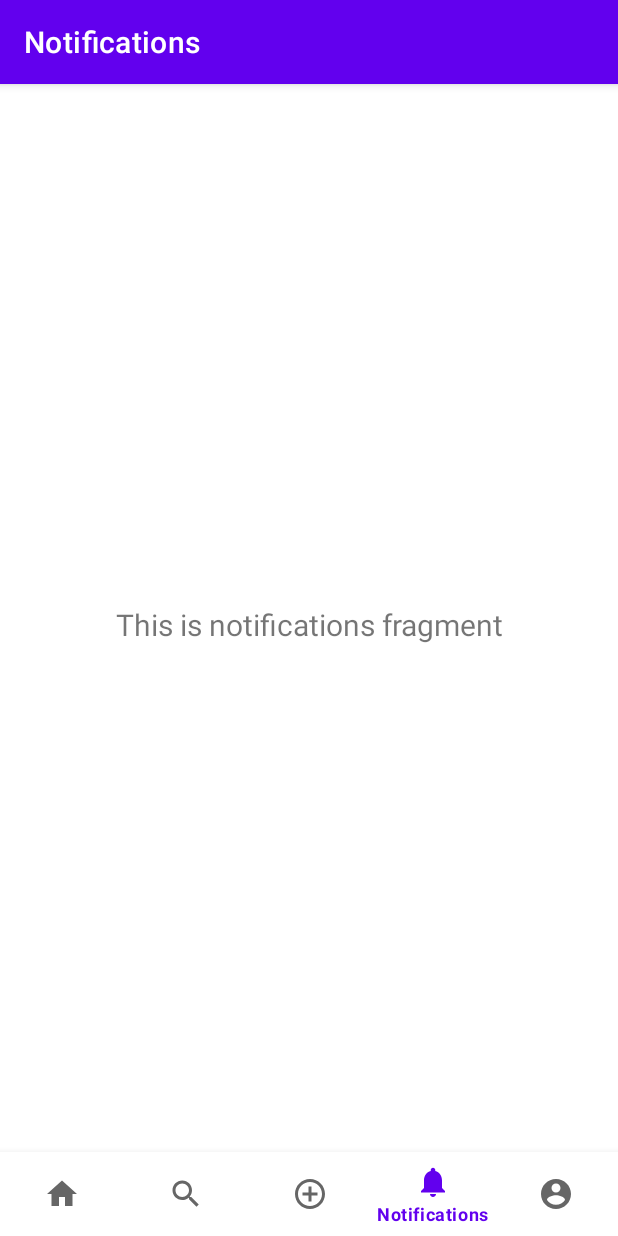
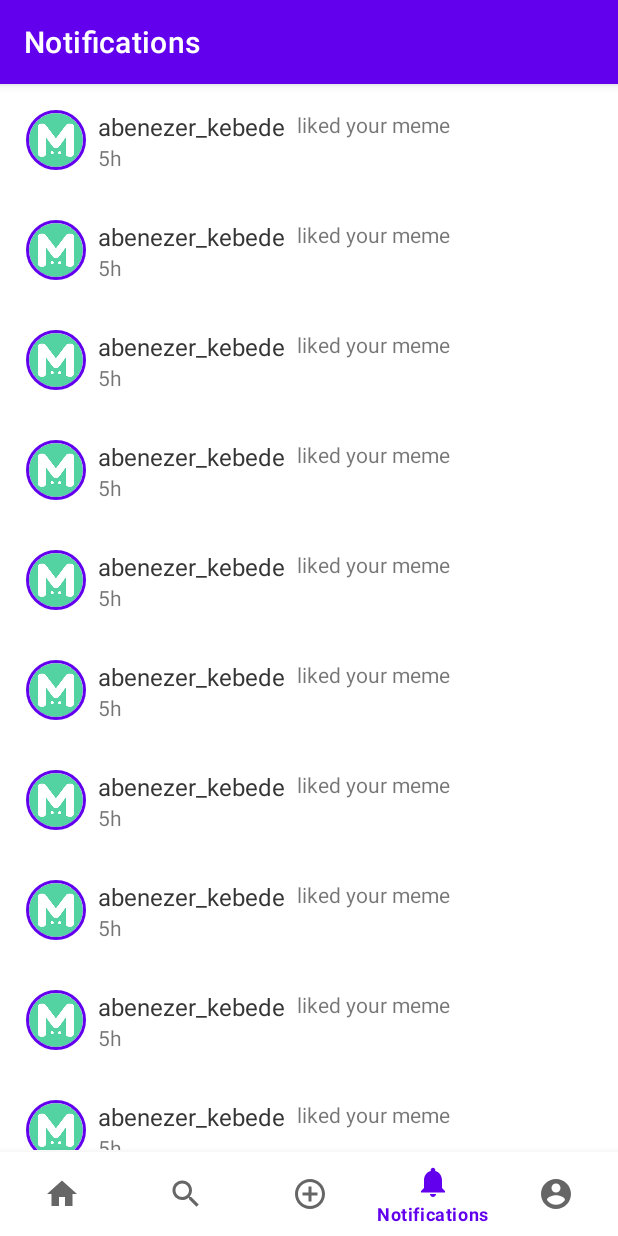
Before and after one commit to abeni5049/Memegram, an Android app: the NotificationsFragment screen opened through its navigation route, on a phone screen of 412 x 824 dp. Run offline under Robolectric (Android 15) with nearby library versions, the phone set to English and light mode, and no system bars; our stand-ins replace CircleImageView, navigation-ui.

Commit message:
created recyclerview for notification fragment

```diff
--- a/app/src/main/java/com/example/memegram/ui/home/MemePostListAdapter.java
+++ b/app/src/main/java/com/example/memegram/ui/home/MemePostListAdapter.java
@@ -32,8 +32,8 @@ public class MemePostListAdapter extends RecyclerView.Adapter<MemePostListAdapte
 
     @Override
     public void onBindViewHolder(@NonNull MemePostListHolder holder, int position) {
-        Post scout = posts.get(position);
-        holder.setDetails(scout);
+        Post post = posts.get(position);
+        holder.setDetails(post);
     }
 
     @Override
--- /dev/null
+++ b/app/src/main/java/com/example/memegram/ui/notifications/Notification.java
@@ -0,0 +1,28 @@
+package com.example.memegram.ui.notifications;
+
+public class Notification {
+    int imageURL;
+    String username,notificationText,timeText;
+    public  Notification(int imageURL, String username,String notificationText, String timeText){
+        this.imageURL = imageURL;
+        this.notificationText = notificationText;
+        this.username = username;
+        this.timeText = timeText;
+    }
+
+    public int getImageURL() {
+        return imageURL;
+    }
+
+    public String getNotificationText() {
+        return notificationText;
+    }
+
+    public String getTimeText() {
+        return timeText;
+    }
+
+    public String getUsername() {
+        return username;
+    }
+}
--- a/app/src/main/java/com/example/memegram/ui/notifications/NotificationsFragment.java
+++ b/app/src/main/java/com/example/memegram/ui/notifications/NotificationsFragment.java
@@ -9,23 +9,41 @@ import android.widget.TextView;
 import androidx.annotation.NonNull;
 import androidx.fragment.app.Fragment;
 import androidx.lifecycle.ViewModelProvider;
+import androidx.recyclerview.widget.LinearLayoutManager;
+import androidx.recyclerview.widget.RecyclerView;
 
+import com.example.memegram.R;
 import com.example.memegram.databinding.FragmentNotificationsBinding;
+
+import java.util.ArrayList;
+import java.util.List;
 
 public class NotificationsFragment extends Fragment {
 
     private FragmentNotificationsBinding binding;
+    private ArrayList<Notification> notifications;
+    private NotificationsListAdapter adapter;
 
     public View onCreateView(@NonNull LayoutInflater inflater,
                              ViewGroup container, Bundle savedInstanceState) {
-        NotificationsViewModel notificationsViewModel =
-                new ViewModelProvider(this).get(NotificationsViewModel.class);
 
         binding = FragmentNotificationsBinding.inflate(inflater, container, false);
         View root = binding.getRoot();
 
-        final TextView textView = binding.textNotifications;
-        notificationsViewModel.getText().observe(getViewLifecycleOwner(), textView::setText);
+        notifications = new ArrayList<>();
+
+        for(int i = 0; i < 15; i++){
+            int imageURL = getResources().getIdentifier("memegram_logo","drawable", getContext().getPackageName());
+            Notification notification = new Notification(imageURL,"abenezer_kebede","liked your meme","5h");
+            notifications.add(notification);
+        }
+
+        RecyclerView recyclerView = root.findViewById(R.id.notifications_recycler_view);
+        RecyclerView.LayoutManager layoutManager = new LinearLayoutManager(getContext());
+        adapter = new NotificationsListAdapter(getContext(),notifications);
+        recyclerView.setLayoutManager(layoutManager);
+        recyclerView.setAdapter(adapter);
+
         return root;
     }
 
--- /dev/null
+++ b/app/src/main/java/com/example/memegram/ui/notifications/NotificationsListAdapter.java
@@ -0,0 +1,61 @@
+package com.example.memegram.ui.notifications;
+
+import android.content.Context;
+import android.view.LayoutInflater;
+import android.view.View;
+import android.view.ViewGroup;
+import android.widget.ImageView;
+import android.widget.TextView;
+
+import androidx.annotation.NonNull;
+import androidx.recyclerview.widget.RecyclerView;
+
+import com.example.memegram.R;
+
+import java.util.ArrayList;
+
+import de.hdodenhof.circleimageview.CircleImageView;
+
+public class NotificationsListAdapter extends RecyclerView.Adapter<NotificationsListAdapter.NotificationsListHolder>{
+
+    private Context mContext;
+    private ArrayList<Notification> notifications;
+
+    public NotificationsListAdapter(Context context,ArrayList<Notification> notifications){
+        mContext = context;
+        this.notifications = notifications;
+    }
+
+    @NonNull
+    @Override
+    public NotificationsListHolder onCreateViewHolder(@NonNull ViewGroup parent, int viewType) {
+        View view = LayoutInflater.from(mContext).inflate(R.layout.notifications_item,parent,false);
+        return new NotificationsListHolder(view);
+    }
+
+    @Override
+    public void onBindViewHolder(@NonNull NotificationsListHolder holder, int position) {
+        Notification notification = notifications.get(position);
+        holder.notificationText.setText(notification.getNotificationText());
+        holder.timeText.setText(notification.getTimeText());
+        holder.usernameText.setText(notification.getUsername());
+        holder.profileImage.setImageResource(notification.getImageURL());
+    }
+
+    @Override
+    public int getItemCount() {
+        return notifications.size();
+    }
+
+    public class NotificationsListHolder extends RecyclerView.ViewHolder{
+        private CircleImageView profileImage;
+        private TextView usernameText,timeText,notificationText;
+        public NotificationsListHolder(@NonNull View itemView) {
+            super(itemView);
+            profileImage = itemView.findViewById(R.id.notifications_profile_image);
+            usernameText = itemView.findViewById(R.id.notifications_username_text);
+            timeText  = itemView.findViewById(R.id.notification_time_text);
+            notificationText = itemView.findViewById(R.id.notification_text);
+        }
+    }
+}
--- a/app/src/main/java/com/example/memegram/ui/notifications/NotificationsViewModel.java
+++ /dev/null
@@ -1,19 +0,0 @@
-package com.example.memegram.ui.notifications;
-
-import androidx.lifecycle.LiveData;
-import androidx.lifecycle.MutableLiveData;
-import androidx.lifecycle.ViewModel;
-
-public class NotificationsViewModel extends ViewModel {
-
-    private final MutableLiveData<String> mText;
-
-    public NotificationsViewModel() {
-        mText = new MutableLiveData<>();
-        mText.setValue("This is notifications fragment");
-    }
-
-    public LiveData<String> getText() {
-        return mText;
-    }
-}
--- a/app/src/main/res/layout/fragment_home.xml
+++ b/app/src/main/res/layout/fragment_home.xml
@@ -1,6 +1,5 @@
 <?xml version="1.0" encoding="utf-8"?>
 <LinearLayout xmlns:android="http://schemas.android.com/apk/res/android"
-    xmlns:app="http://schemas.android.com/apk/res-auto"
     xmlns:tools="http://schemas.android.com/tools"
     android:layout_width="match_parent"
     android:layout_height="match_parent"
--- a/app/src/main/res/layout/fragment_notifications.xml
+++ b/app/src/main/res/layout/fragment_notifications.xml
@@ -1,22 +1,17 @@
 <?xml version="1.0" encoding="utf-8"?>
-<androidx.constraintlayout.widget.ConstraintLayout xmlns:android="http://schemas.android.com/apk/res/android"
-    xmlns:app="http://schemas.android.com/apk/res-auto"
+<LinearLayout xmlns:android="http://schemas.android.com/apk/res/android"
     xmlns:tools="http://schemas.android.com/tools"
     android:layout_width="match_parent"
     android:layout_height="match_parent"
+    android:orientation="vertical"
     tools:context=".ui.notifications.NotificationsFragment">
 
-    <TextView
-        android:id="@+id/text_notifications"
+    <androidx.recyclerview.widget.RecyclerView
+        android:id="@+id/notifications_recycler_view"
         android:layout_width="match_parent"
         android:layout_height="wrap_content"
-        android:layout_marginStart="8dp"
-        android:layout_marginTop="8dp"
-        android:layout_marginEnd="8dp"
-        android:textAlignment="center"
-        android:textSize="20sp"
-        app:layout_constraintBottom_toBottomOf="parent"
-        app:layout_constraintEnd_toEndOf="parent"
-        app:layout_constraintStart_toStartOf="parent"
-        app:layout_constraintTop_toTopOf="parent" />
-</androidx.constraintlayout.widget.ConstraintLayout>
+        android:padding="1dp"
+        />
+
+
+</LinearLayout>
--- /dev/null
+++ b/app/src/main/res/layout/notifications_item.xml
@@ -0,0 +1,49 @@
+<?xml version="1.0" encoding="utf-8"?>
+<RelativeLayout xmlns:android="http://schemas.android.com/apk/res/android"
+    android:layout_width="match_parent"
+    android:layout_height="wrap_content"
+    android:padding="16dp"
+    xmlns:app="http://schemas.android.com/apk/res-auto">
+
+    <de.hdodenhof.circleimageview.CircleImageView
+        android:id="@+id/notifications_profile_image"
+        android:layout_width="40dp"
+        android:layout_height="40dp"
+        android:src="@drawable/memegram_logo"
+        app:civ_border_color="@color/purple_500"
+        app:civ_border_width="2dp"
+        app:layout_constraintBottom_toBottomOf="parent"
+        app:layout_constraintStart_toStartOf="parent"
+        app:layout_constraintTop_toTopOf="parent" />
+
+    <TextView
+        android:id="@+id/notifications_username_text"
+        android:text="abenezer_kebede"
+        android:textColor="@color/dark"
+        android:textSize="16sp"
+        android:layout_width="wrap_content"
+        android:layout_height="wrap_content"
+        android:layout_toEndOf="@id/notifications_profile_image"
+        android:layout_marginLeft="8dp"
+        />
+
+    <TextView
+        android:id="@+id/notification_text"
+        android:text="liked your meme"
+        android:layout_width="wrap_content"
+        android:layout_height="wrap_content"
+        android:layout_toEndOf="@id/notifications_username_text"
+        android:layout_marginLeft="8dp"
+        />
+
+    <TextView
+        android:id="@+id/notification_time_text"
+        android:text="5h"
+        android:layout_width="wrap_content"
+        android:layout_height="wrap_content"
+        android:layout_toEndOf="@id/notifications_profile_image"
+        android:layout_below="@id/notifications_username_text"
+        android:layout_marginLeft="8dp"
+        />
+
+</RelativeLayout>
```
